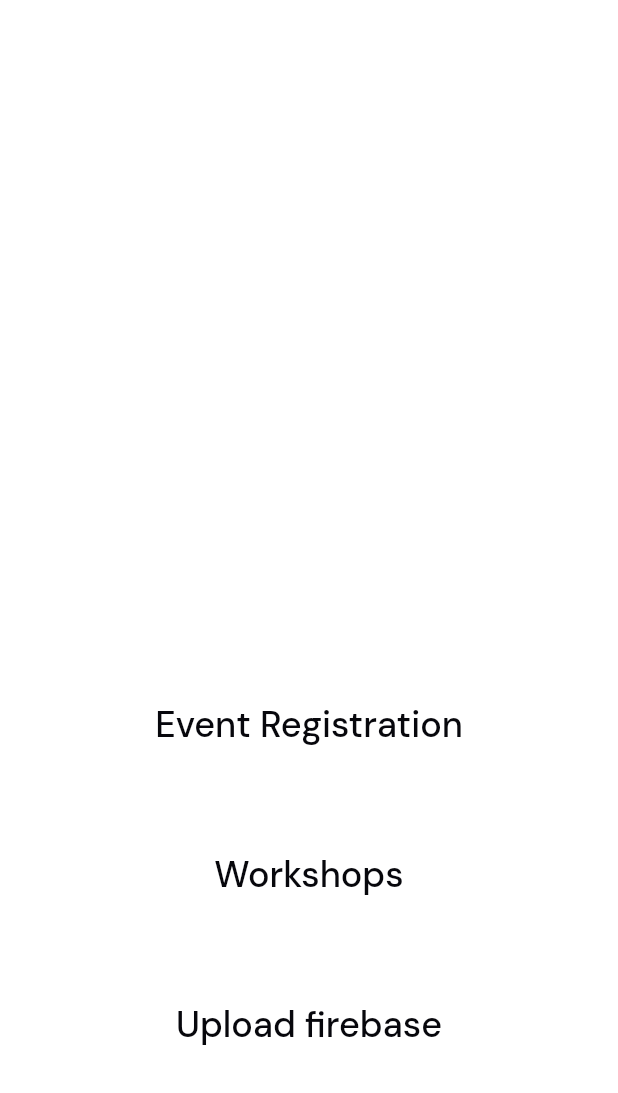
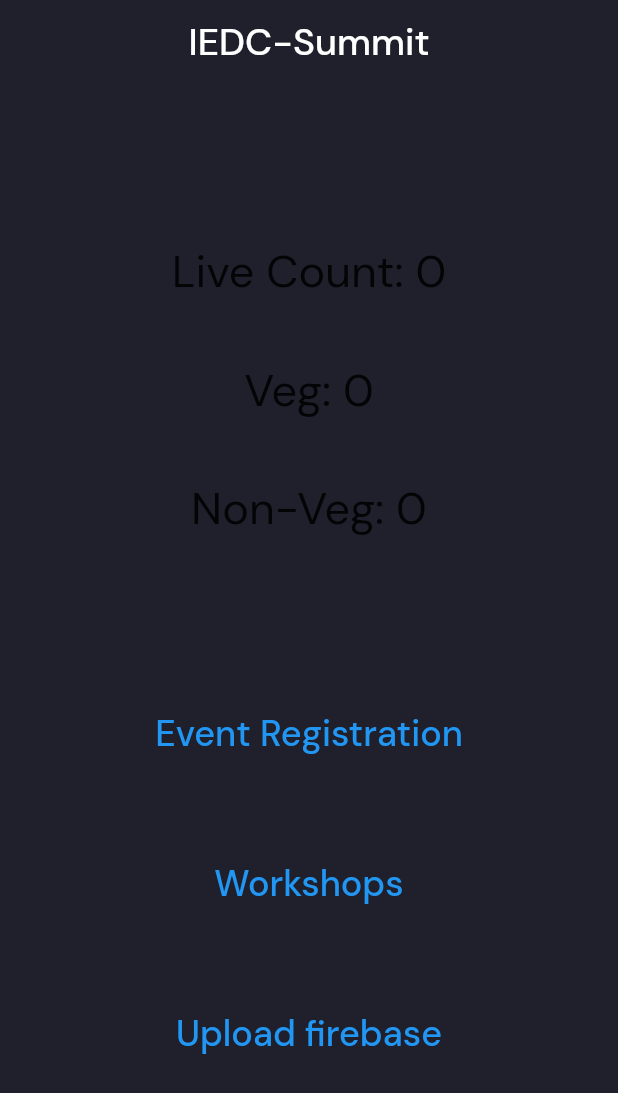
Before and after one commit to sreenath-kp/IEDC-Summit23-Admin, a Flutter app: the screen it shows after launch, on a phone screen of 412 x 824 dp. Shown: the top 1093 px of the screen. Run offline on Flutter 3.47's test engine with Material 2 defaults, Android fonts, the phone set to English and light mode, and no system bars; our stand-ins replace cloud_firestore, csv, firebase_core, flutter_riverpod, google_fonts; missing offline and left inert: mobile_scanner; accounts and stored records are empty.

Commit message:
changes are to made

```diff
--- a/lib/components/home_button.dart
+++ b/lib/components/home_button.dart
@@ -12,19 +12,19 @@ class HomeButton extends StatelessWidget {
         Container(
           width: 290,
           height: 60,
-          decoration: ShapeDecoration(
-            color: Colors.white,
-            shape: RoundedRectangleBorder(
-              borderRadius: BorderRadius.circular(20),
+          child: TextButton(
+            style: ButtonStyle(
+              shape: MaterialStateProperty.all<RoundedRectangleBorder>(
+                RoundedRectangleBorder(
+                  borderRadius: BorderRadius.circular(20.0),
+                ),
+              ),
             ),
-          ),
-          child: TextButton(
             onPressed: func,
             child: Text(
               title,
               textAlign: TextAlign.center,
               style: const TextStyle(
-                color: Color(0xFF07070C),
                 fontSize: 24,
                 fontWeight: FontWeight.w500,
                 height: 0,
--- a/lib/components/home_screen_texts.dart
+++ b/lib/components/home_screen_texts.dart
@@ -12,7 +12,6 @@ class HomeScreenText extends StatelessWidget {
     return Text(
       text,
       style: const TextStyle(
-        color: Colors.white,
         fontSize: 30,
         fontWeight: FontWeight.w400,
         height: 0,
--- a/lib/components/workshop_text_rich.dart
+++ b/lib/components/workshop_text_rich.dart
@@ -17,8 +17,8 @@ class TextRich extends StatelessWidget {
       TextSpan(
         text: subText,
         style: GoogleFonts.dmSans(
+          fontWeight: FontWeight.w600,
           color: Colors.white,
-          fontWeight: FontWeight.w600,
         ),
         children: [
           TextSpan(
@@ -26,6 +26,7 @@ class TextRich extends StatelessWidget {
             style: GoogleFonts.dmSans(
               fontWeight: FontWeight.w500,
               fontSize: 19,
+              color: Colors.white,
             ),
           )
         ],
--- a/lib/main.dart
+++ b/lib/main.dart
@@ -24,8 +24,7 @@ class MyApp extends StatelessWidget {
     return MaterialApp(
       debugShowCheckedModeBanner: false,
       title: 'Flutter Demo',
-      theme: Pallete.lightModeAppTheme,
-      darkTheme: Pallete.darkModeAppTheme,
+      theme: Pallete.darkModeAppTheme,
       initialRoute: '/',
       //sample routes
       //TODO: Replace later
--- a/lib/screens/scanner_screen.dart
+++ b/lib/screens/scanner_screen.dart
@@ -46,7 +46,6 @@ class _ScannerScreenState extends State<ScannerScreen> {
         leading: IconButton(
           icon: const Icon(
             Icons.close,
-            color: Colors.white,
           ),
           onPressed: () {
             FocusScope.of(context).unfocus();
--- a/lib/screens/workshops_list_screen.dart
+++ b/lib/screens/workshops_list_screen.dart
@@ -42,7 +42,6 @@ class WorkshopsListScreen extends StatelessWidget {
                 title: Text(
                   workshops[index].title,
                   style: const TextStyle(
-                    color: Pallete.whiteColor,
                     fontSize: 20,
                     fontWeight: FontWeight.w500,
                   ),
--- a/lib/theme/pallete.dart
+++ b/lib/theme/pallete.dart
@@ -1,5 +1,28 @@
 import 'package:flutter/material.dart';
 import 'package:google_fonts/google_fonts.dart';
+
+class Pallete {
+  // Colors
+  static const backgroundColor = Color(0xFF1F202B);
+  static const greyColor = Color.fromRGBO(26, 39, 45, 1);
+  static const whiteColor = Color.fromRGBO(255, 255, 255, 1);
+
+  // Themes
+  static var darkModeAppTheme = ThemeData.dark().copyWith(
+    textTheme: GoogleFonts.dmSansTextTheme(),
+    scaffoldBackgroundColor: backgroundColor,
+    cardColor: greyColor,
+    appBarTheme: const AppBarTheme(
+      backgroundColor: backgroundColor,
+      iconTheme: IconThemeData(
+        color: whiteColor,
+      ),
+    ),
+    drawerTheme: const DrawerThemeData(
+      backgroundColor: backgroundColor,
+    ),
+  );
+}
 
 // class Pallete {
 //   // Colors
@@ -7,66 +30,93 @@ import 'package:google_fonts/google_fonts.dart';
 //   static const greyColor = Color.fromRGBO(26, 39, 45, 1);
 //   static const whiteColor = Color.fromRGBO(255, 255, 255, 1);
 
-//   // Themes
-//   static var darkModeAppTheme = ThemeData.dark().copyWith(
-//     textTheme: GoogleFonts.dmSansTextTheme(),
-//     scaffoldBackgroundColor: backgroundColor,
-//     cardColor: greyColor,
+//   // Light Theme
+//   static var lightModeAppTheme = ThemeData.light().copyWith(
+//     textTheme: GoogleFonts.dmSansTextTheme().copyWith(
+//       bodyLarge: const TextStyle(color: Colors.black),
+//       bodyMedium: const TextStyle(color: Colors.black),
+//       bodySmall: const TextStyle(color: Colors.black),
+//     ),
+//     scaffoldBackgroundColor: whiteColor, // Light background color
+//     cardColor: backgroundColor, // Card color for light theme
+
 //     appBarTheme: const AppBarTheme(
 //       backgroundColor: backgroundColor,
 //       iconTheme: IconThemeData(
-//         color: whiteColor,
+//         color: Color.fromARGB(
+//           255,
+//           130,
+//           130,
+//           130,
+//         ), // App bar icon color for light theme
 //       ),
 //     ),
-//     drawerTheme: const DrawerThemeData(
-//       backgroundColor: backgroundColor,
+
+//     buttonTheme: const ButtonThemeData(
+//       // Customize button styles for light theme
+//       buttonColor: Colors.blue,
+//       textTheme: ButtonTextTheme.primary,
+//     ),
+//     textButtonTheme: TextButtonThemeData(
+//       // Customize text button styles for light theme
+//       style: ButtonStyle(
+//         shape: MaterialStateProperty.all<RoundedRectangleBorder>(
+//           RoundedRectangleBorder(
+//             borderRadius: BorderRadius.circular(20.0),
+//           ),
+//         ),
+//         backgroundColor: MaterialStateProperty.all(
+//           backgroundColor,
+//         ),
+//         foregroundColor: MaterialStateProperty.all(
+//           const Color.fromARGB(255, 255, 255, 255),
+//         ),
+//       ),
+//     ),
+
+//     iconButtonTheme: const IconButtonThemeData(
+//       style: ButtonStyle(
+//         iconColor: MaterialStatePropertyAll(Colors.black),
+//       ),
 //     ),
 //   );
+
+//   // Dark Theme
+//   static var darkModeAppTheme = ThemeData.dark().copyWith(
+//     textTheme: GoogleFonts.dmSansTextTheme().copyWith(
+//       bodyLarge: const TextStyle(color: Colors.white),
+//       bodyMedium: const TextStyle(color: Colors.white),
+//       bodySmall: const TextStyle(color: Colors.white),
+//     ),
+//     scaffoldBackgroundColor: backgroundColor, // Dark background color
+//     cardColor: greyColor, // Card color for dark theme
+//     appBarTheme: const AppBarTheme(
+//       backgroundColor: backgroundColor,
+//       iconTheme: IconThemeData(
+//         color: whiteColor, // App bar icon color for dark theme
+//       ),
+//     ),
+
+//     buttonTheme: const ButtonThemeData(
+//       // Customize button styles for dark theme
+//       buttonColor: Color.fromARGB(255, 255, 255, 255),
+//     ),
+//     textButtonTheme: TextButtonThemeData(
+//       // Customize text button styles for dark theme
+//       style: ButtonStyle(
+//         shape: MaterialStateProperty.all<RoundedRectangleBorder>(
+//           RoundedRectangleBorder(
+//             borderRadius: BorderRadius.circular(20.0),
+//           ),
+//         ),
+//         backgroundColor: MaterialStateProperty.all(
+//           const Color.fromARGB(255, 255, 255, 255),
+//         ),
+//         foregroundColor: MaterialStateProperty.all(
+//           const Color.fromRGBO(0, 0, 0, 1),
+//         ),
+//       ),
+//     ),
+//     listTileTheme: const ListTileThemeData().copyWith(textColor: Colors.white),
+//   );
 // }
-
-class Pallete {
-  // Colors
-  static const backgroundColor = Color(0xFF1F202B);
-  static const greyColor = Color.fromRGBO(26, 39, 45, 1);
-  static const whiteColor = Color.fromRGBO(255, 255, 255, 1);
-
-  // Light Theme
-  static var lightModeAppTheme = ThemeData.light().copyWith(
-    textTheme: GoogleFonts.dmSansTextTheme().copyWith(
-      bodyLarge: const TextStyle(color: Colors.black),
-      bodyMedium: const TextStyle(color: Colors.black),
-      bodySmall: const TextStyle(color: Colors.black),
-    ),
-    scaffoldBackgroundColor: whiteColor, // Light background color
-    cardColor: Colors.grey[200], // Card color for light theme
-    appBarTheme: const AppBarTheme(
-      backgroundColor: whiteColor,
-      iconTheme: IconThemeData(
-        color: Colors.black, // App bar icon color for light theme
-      ),
-    ),
-    drawerTheme: const DrawerThemeData(
-      backgroundColor: whiteColor,
-    ),
-  );
-
-  // Dark Theme
-  static var darkModeAppTheme = ThemeData.dark().copyWith(
-    textTheme: GoogleFonts.dmSansTextTheme().copyWith(
-      bodyLarge: const TextStyle(color: Colors.white),
-      bodyMedium: const TextStyle(color: Colors.white),
-      bodySmall: const TextStyle(color: Colors.white),
-    ),
-    scaffoldBackgroundColor: backgroundColor, // Dark background color
-    cardColor: greyColor, // Card color for dark theme
-    appBarTheme: const AppBarTheme(
-      backgroundColor: backgroundColor,
-      iconTheme: IconThemeData(
-        color: whiteColor, // App bar icon color for dark theme
-      ),
-    ),
-    drawerTheme: const DrawerThemeData(
-      backgroundColor: backgroundColor,
-    ),
-  );
-}
```
Also changed, not shown: lib/screens/workshop.dart (+31 -0 lines).
